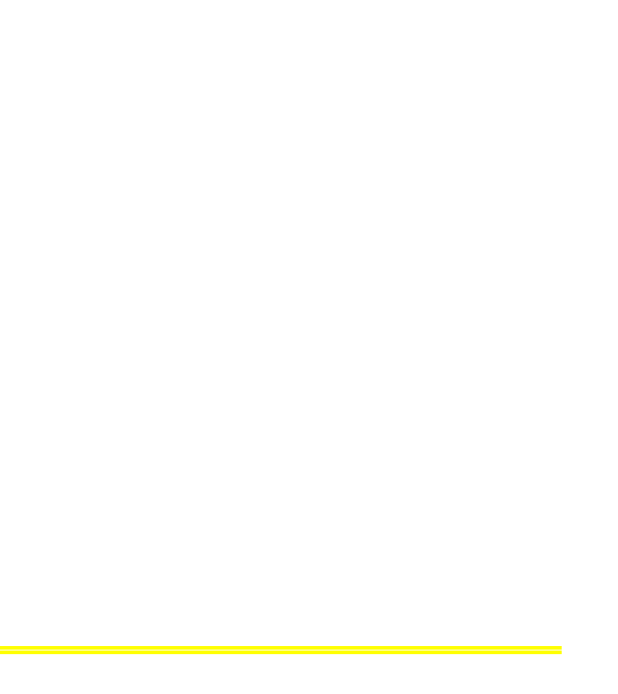
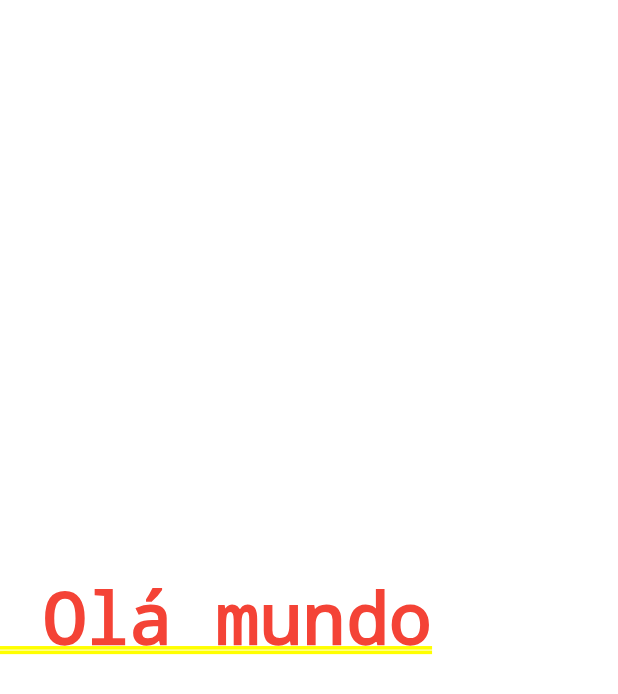
Before and after one commit to eduardouliana/flutter-actions, a Flutter app: the screen it shows after launch, on a phone screen of 412 x 824 dp. Shown: the top 694 px of the screen. Run offline on Flutter 3.47's test engine with Material 2 defaults, Android fonts, the phone set to English and light mode, and no system bars.

Commit message:
Teste cesar

```diff
--- a/lib/main.dart
+++ b/lib/main.dart
@@ -19,9 +19,9 @@ class _HomeState extends State<Home> {
           mainAxisAlignment: MainAxisAlignment.center,
           children: <Widget>[
             Text(
-              " Hello World2",
+              " Olá mundo",
               style:
-                  TextStyle(color: Colors.white, fontWeight: FontWeight.bold),
+                  TextStyle(color: Colors.red, fontWeight: FontWeight.bold),
             )
           ],
         )
```
